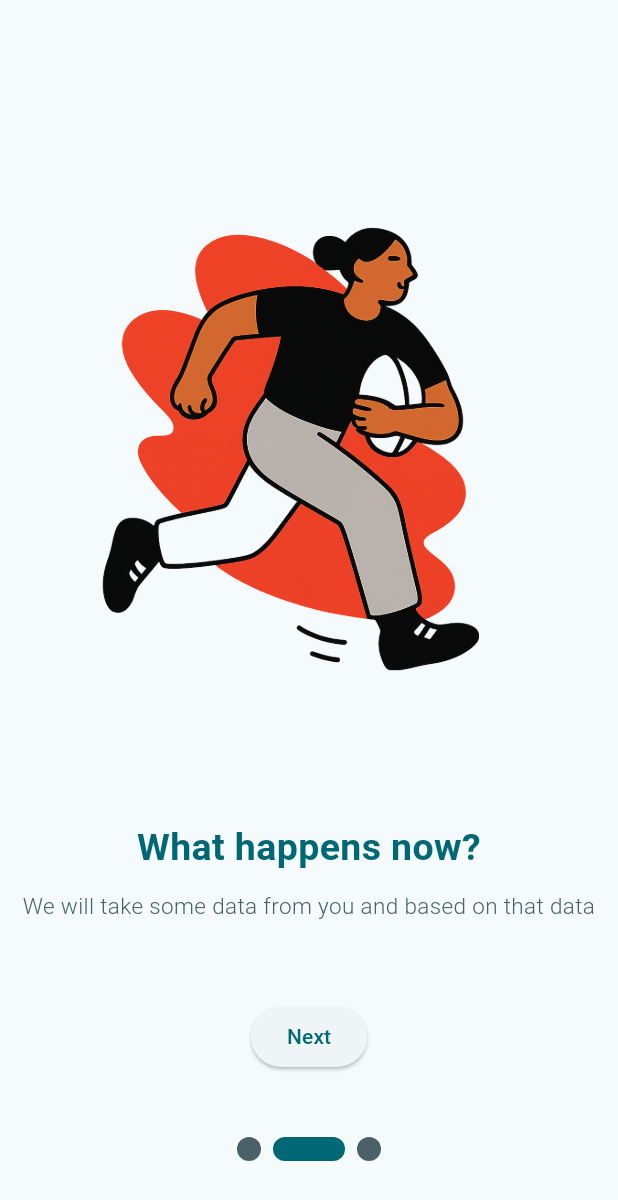
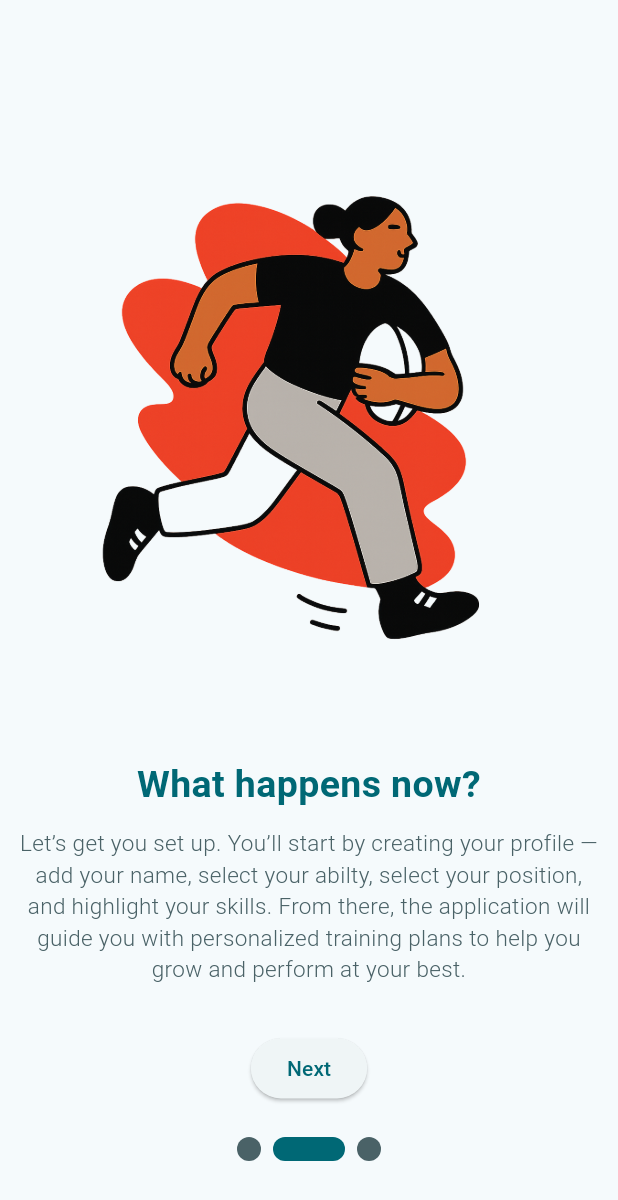
Before and after one commit to mm2277/pbrx-rugby-app, a Flutter app: the screen it shows after launch, after a tap on "Next", on a phone screen of 412 x 824 dp. Shown: the top 1200 px of the screen. Run offline on Flutter 3.47's test engine with Material 3 defaults, Android fonts, the light colour scheme and no system bars; drawn by our look-alikes of smooth_page_indicator; our stand-ins replace flutter_dotenv, multi_dropdown, multi_select_flutter; accounts and stored records are empty; statements that could not run were skipped.

Commit message:
update to UI

```diff
--- a/pbrx_rugby_app/lib/main.dart
+++ b/pbrx_rugby_app/lib/main.dart
@@ -11,14 +11,13 @@ void main() async {
 
   final storage = StoreDataLocally();
   //this is here fore testing
-  //storage.deleteFile();
+  storage.deleteFile();
   late Profile profile;
 
   try {
     await dotenv.load(fileName: "assets/envFiles/testEnvironmentFile.env");
   } on FileNotFoundError catch (e) {
     print("testEnvironmentFile.env file not found: $e");
-    // Optionally: exit the app, show a dialog, or provide fallback
   } catch (e) {
     print("Unexpected error loading testEnvironmentFile.env: $e");
   }
@@ -36,7 +35,7 @@ void main() async {
       fileExists = false;
     }
   } else {
-    profile = Profile(name: "", position: Position.back, skills: []);
+    profile = Profile(name: "", position: null, skills: []);
   }
 
   runApp(MyApp(
--- a/pbrx_rugby_app/lib/pages/main_app_page.dart
+++ b/pbrx_rugby_app/lib/pages/main_app_page.dart
@@ -1,7 +1,4 @@
-import 'dart:convert';
-
 import 'package:flutter/material.dart';
-import 'package:flutter/services.dart';
 import 'package:pbrx_rugby_app/models/profile.dart';
 import 'package:pbrx_rugby_app/models/store_data_locally.dart';
 import 'package:pbrx_rugby_app/models/training_plan.dart';
@@ -45,6 +42,7 @@ class _MainAppPageState extends State<MainAppPage> {
             ? CreateProfileCard(
                 storage: StoreDataLocally(),
                 existingProfile: widget.profile,
+                title: "Edit Profile",
               ) // or pass your storage instance
             : ProfileCard(profile: widget.profile, onEdit: toggleEditMode);
       case 1:
--- a/pbrx_rugby_app/lib/pages/onboarding_page.dart
+++ b/pbrx_rugby_app/lib/pages/onboarding_page.dart
@@ -18,7 +18,8 @@ class _OnboardingPageState extends State<OnboardingPage> {
     OnboardingCard(
       image: "assets/images/Welcome_Onboarding_Sign.png",
       title: "Welcome to the Rugby App",
-      description: "This is the new description for the page",
+      description:
+          "Whether you're a seasoned athlete or just starting out, this application is here to support your rugby journey. Build your player profile and get training plans tailored to your position, ability and skills",
       buttonText: "Next",
       onPressed: () {
         _pageController.animateToPage(1,
@@ -28,14 +29,18 @@ class _OnboardingPageState extends State<OnboardingPage> {
     OnboardingCard(
       image: "assets/images/Onboarding_2.png",
       title: "What happens now?",
-      description: "We will take some data from you and based on that data",
+      description:
+          "Let’s get you set up. You’ll start by creating your profile — add your name, select your abilty, select your position, and highlight your skills. From there, the application will guide you with personalized training plans to help you grow and perform at your best.",
       buttonText: "Next",
       onPressed: () {
         _pageController.animateToPage(2,
             duration: Durations.long1, curve: Curves.linear);
       },
     ),
-    CreateProfileCard(storage: StoreDataLocally()),
+    CreateProfileCard(
+      storage: StoreDataLocally(),
+      title: "Create your Profile",
+    ),
   ];
   @override
   Widget build(BuildContext context) {
--- a/pbrx_rugby_app/lib/widgets/create_profile_card.dart
+++ b/pbrx_rugby_app/lib/widgets/create_profile_card.dart
@@ -3,15 +3,18 @@ import 'package:multi_dropdown/multi_dropdown.dart';
 import 'package:pbrx_rugby_app/models/profile.dart';
 import 'package:pbrx_rugby_app/models/store_data_locally.dart';
 import 'package:pbrx_rugby_app/pages/main_app_page.dart';
+import 'package:multi_select_flutter/multi_select_flutter.dart';
 
 class CreateProfileCard extends StatefulWidget {
   final StoreDataLocally storage;
   final Profile? existingProfile;
+  final String title;
 
   const CreateProfileCard({
     super.key,
     required this.storage,
     this.existingProfile,
+    required this.title,
   });
 
   @override
@@ -21,41 +24,35 @@ class CreateProfileCard extends StatefulWidget {
 class _CreateProfileCardState extends State<CreateProfileCard> {
   final _formKey = GlobalKey<FormState>();
 
-  //input controllers
   final _nameController = TextEditingController();
   final MultiSelectController<Skills> _skillController =
       MultiSelectController<Skills>();
-  List<DropdownItem<Skills>> _dropdownItems = [];
+  late List<DropdownItem<Skills>> _dropdownItems;
+  late Profile _profile;
 
-  //final varibales to temporarily move data
-  late Profile _profile;
+  final EdgeInsets _fieldPadding = const EdgeInsets.all(15.0);
+  final TextStyle _labelStyle =
+      const TextStyle(fontSize: 15, fontWeight: FontWeight.bold);
 
   @override
   void initState() {
     super.initState();
 
-    // Use existing profile if passed in
     _profile = widget.existingProfile ??
         Profile(name: "", position: Position.back, skills: []);
-
     _nameController.text = _profile.safeName;
 
-    // Build dropdown items
     _dropdownItems = Skills.values
         .map((s) => DropdownItem<Skills>(value: s, label: s.name))
         .toList();
 
-    // Set items on controller
     _skillController.setItems(_dropdownItems);
-
-    // 💥 Select items AFTER setting them
     _skillController
         .selectWhere((item) => _profile.safeSkillsList.contains(item.value));
   }
 
   @override
   void dispose() {
-    // Clean up the controllers when the widget is disposed.
     _skillController.dispose();
     _nameController.dispose();
     super.dispose();
@@ -67,11 +64,11 @@ class _CreateProfileCardState extends State<CreateProfileCard> {
       key: _formKey,
       child: Column(
         mainAxisAlignment: MainAxisAlignment.spaceEvenly,
-        mainAxisSize: MainAxisSize.max,
         crossAxisAlignment: CrossAxisAlignment.center,
         children: [
+          // Header
           Text(
-            "Create your profile below",
+            widget.title,
             textAlign: TextAlign.center,
             style: TextStyle(
               color: Theme.of(context).colorScheme.primary,
@@ -80,22 +77,15 @@ class _CreateProfileCardState extends State<CreateProfileCard> {
             ),
           ),
 
-          //Textbox feild for name
+          // Name Input
           Padding(
-            padding: const EdgeInsets.all(15.0),
+            padding: _fieldPadding,
             child: TextFormField(
-              decoration: const InputDecoration(
-                border: OutlineInputBorder(),
-                label: Text('Enter your name',
-                    textAlign: TextAlign.center,
-                    style: TextStyle(
-                      //color: Theme.of(context).colorScheme.primary,
-                      fontSize: 15,
-                      fontWeight: FontWeight.bold,
-                    )),
+              controller: _nameController,
+              decoration: InputDecoration(
+                border: const OutlineInputBorder(),
+                label: Text('Enter your name', style: _labelStyle),
               ),
-              controller: _nameController,
-              // The validator receives the text that the user has entered.
               validator: (value) {
                 if (value == null || value.isEmpty) {
                   return 'Please enter some text';
@@ -105,150 +95,131 @@ class _CreateProfileCardState extends State<CreateProfileCard> {
             ),
           ),
 
-          //Dropdown menu for positions
+          // Ability Dropdown
           Padding(
-            padding: const EdgeInsets.all(15.0),
-            child: DropdownButtonFormField(
+            padding: _fieldPadding,
+            child: DropdownButtonFormField<Ability>(
               value: _profile.ability,
-              decoration: const InputDecoration(
-                border: OutlineInputBorder(),
-                label: Text('Select your ability',
-                    textAlign: TextAlign.center,
-                    style: TextStyle(
-                      //color: Theme.of(context).colorScheme.primary,
-                      fontSize: 15,
-                      fontWeight: FontWeight.bold,
-                    )),
+              decoration: InputDecoration(
+                border: const OutlineInputBorder(),
+                label: Text('Select your ability', style: _labelStyle),
               ),
-              items: Ability.values.map((p) {
+              items: Ability.values.map((ability) {
                 return DropdownMenuItem(
-                  value: p,
-                  child: Text(p.name,
-                      textAlign: TextAlign.center,
+                  value: ability,
+                  child: Text(
+                    ability.name,
                     style: TextStyle(
                       color: Theme.of(context).colorScheme.secondary,
                       fontSize: 15,
                       fontWeight: FontWeight.w400,
-                      )),
+                    ),
+                  ),
                 );
               }).toList(),
               onChanged: (value) {
                 _profile.setAbility(value!);
               },
-              validator: (value) {
-                if (value == null) {
-                  return 'Please select an ability';
-                }
-                return null;
-              },
+              validator: (value) =>
+                  value == null ? 'Please select an ability' : null,
             ),
           ),
 
-          //Dropdown menu for positions
+          // Position Dropdown
           Padding(
-            padding: const EdgeInsets.all(15.0),
-            child: DropdownButtonFormField(
-              value: _profile.position,
-              decoration: const InputDecoration(
-                border: OutlineInputBorder(),
-                label: Text('Select your position',
-                    textAlign: TextAlign.center,
-                    style: TextStyle(
-                      //color: Theme.of(context).colorScheme.primary,
-                      fontSize: 15,
-                      fontWeight: FontWeight.bold,
-                    )),
+            padding: _fieldPadding,
+            child: DropdownButtonFormField<Position>(
+              value: widget.existingProfile != null ? _profile.position : null,
+              decoration: InputDecoration(
+                border: const OutlineInputBorder(),
+                label: Text('Select your position', style: _labelStyle),
               ),
-              items: Position.values.map((p) {
+              items: Position.values.map((position) {
                 return DropdownMenuItem(
-                  value: p,
-                  child: Text(p.name,
-                      textAlign: TextAlign.center,
+                  value: position,
+                  child: Text(
+                    position.name,
                     style: TextStyle(
                       color: Theme.of(context).colorScheme.secondary,
                       fontSize: 15,
                       fontWeight: FontWeight.w400,
-                      )),
+                    ),
+                  ),
                 );
               }).toList(),
               onChanged: (value) {
                 _profile.setPosition(value!);
               },
-              validator: (value) {
-                if (value == null) {
-                  return 'Please select a position';
-                }
-                return null;
-              },
+              validator: (value) =>
+                  value == null ? 'Please select a position' : null,
             ),
           ),
 
-          //multiselect box for skills
+          // Skills MultiDropdown
           Padding(
-            padding: const EdgeInsets.all(15.0),
-            child: MultiDropdown(
-              controller: _skillController,
-              fieldDecoration: FieldDecoration(
-                  border: OutlineInputBorder(),
-                  labelText: "Select your skills",
-                  labelStyle: TextStyle(
-                    color: Theme.of(context).colorScheme.primary,
-                    fontSize: 15,
-                    fontWeight: FontWeight.bold,
-                  )),
-              chipDecoration: ChipDecoration(),
-              dropdownItemDecoration: DropdownItemDecoration(
-                textColor: Theme.of(context).colorScheme.secondary,
-                //backgroundColor: Theme.of(context).colorScheme.primary,
+            padding: _fieldPadding,
+            child: MultiSelectDialogField<Skills>(
+              items: _dropdownItems
+                  .map(
+                      (item) => MultiSelectItem<Skills>(item.value, item.label))
+                  .toList(),
+              initialValue: _profile.safeSkillsList,
+              title: const Text("Skills"),
+              selectedColor: Theme.of(context).colorScheme.primary,
+              decoration: BoxDecoration(
+                border: Border.all(color: Colors.grey),
+                borderRadius: BorderRadius.circular(5),
               ),
-              items: Skills.values.map((p) {
-                return DropdownItem(value: p, label: p.name);
-              }).toList(),
+              buttonIcon: const Icon(Icons.arrow_drop_down),
+              buttonText: Text(
+                "Select your skills",
+                style: _labelStyle.copyWith(
+                    color: Theme.of(context).colorScheme.primary),
+              ),
+              onConfirm: (selected) {
+                _profile.setSkills(selected);
+              },
+              chipDisplay: MultiSelectChipDisplay(
+                textStyle: const TextStyle(fontSize: 14),
+                chipColor:
+                    Theme.of(context).colorScheme.primary.withOpacity(0.2),
+              ),
             ),
           ),
 
-          //Creating Profile Button
+          // Submit Button
           Padding(
             padding: const EdgeInsets.symmetric(vertical: 16),
             child: ElevatedButton(
-              onPressed: () {
-                // Validate returns true if the form is valid, or false otherwise.
-                if (_formKey.currentState!.validate()) {
-                  // If the form is valid, display a snackbar.
-                  setState(() {
-                    _profile.setName(_nameController.text);
-                    //_profile.setPosition(_positionSelected);
-                    _profile.setSkills(_skillController.selectedItems
-                        .map((item) => item.value)
-                        .toList());
-                  });
-
-                  //saving data to storage
-                  widget.storage.writeProfile(_profile);
-                  //this read is only for testing purposes
-                  widget.storage.readProfile().then((value) {
-                    print(value);
-                  });
-                  ScaffoldMessenger.of(context).showSnackBar(
-                    const SnackBar(content: Text('Creating Profile')),
-                  );
-
-                  //navigating to home page
-                  Navigator.push(
-                    context,
-                    MaterialPageRoute(
-                      builder: (context) => MainAppPage(
-                        profile: _profile,
-                      ),
-                    ),
-                  );
-                }
-              },
-              child: const Text('Create Profile'),
+              onPressed: _handleSubmit,
+              child: const Text('Done'),
             ),
           ),
         ],
       ),
     );
   }
+
+  void _handleSubmit() {
+    if (_formKey.currentState!.validate()) {
+      setState(() {
+        _profile.setName(_nameController.text);
+        _profile.setSkills(
+          _skillController.selectedItems.map((item) => item.value).toList(),
+        );
+      });
+
+      widget.storage.writeProfile(_profile);
+      ScaffoldMessenger.of(context).showSnackBar(
+        const SnackBar(content: Text('Saving Profile')),
+      );
+
+      Navigator.push(
+        context,
+        MaterialPageRoute(
+          builder: (context) => MainAppPage(profile: _profile),
+        ),
+      );
     }
+  }
+}
--- a/pbrx_rugby_app/pubspec.yaml
+++ b/pbrx_rugby_app/pubspec.yaml
@@ -10,7 +10,7 @@ environment:
 
 dependencies:
   smooth_page_indicator: ^1.1.0
-  flutter_multi_select_items: ^0.4.3
+  multi_select_flutter: ^4.1.3
   multi_dropdown: ^3.0.1
   path_provider: ^2.1.5
   intl: ^0.18.1
```
Also changed, not shown: pbrx_rugby_app/lib/widgets/profile_card.dart (+61 -47 lines), pbrx_rugby_app/pubspec.lock. Lines whose indentation alone changed are shown as unchanged.
